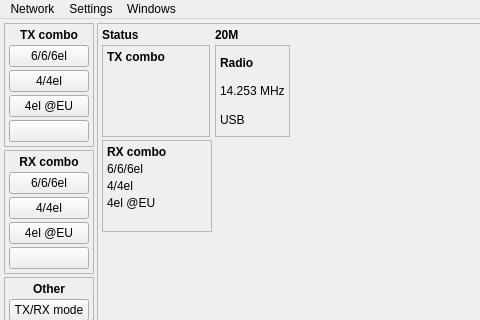
Before: the Qt Designer form c/openASC_Controller/ui/mainwindow.ui in thegeek82000/openasc, drawn with Qt 5; both pictures show x 0 to 480 and y 0 to 320 of the 642 by 576 pixel window.
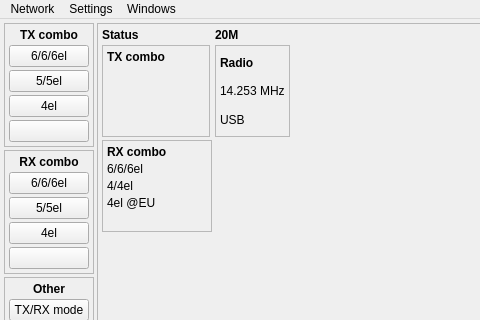
After: the same form once the commit is applied.

What changed in the file:
```diff
--- a/c/openASC_Controller/ui/mainwindow.ui
+++ b/c/openASC_Controller/ui/mainwindow.ui
@@ -67,7 +67,7 @@
            <item>
             <widget class="QPushButton" name="pushButtonTXComb2">
              <property name="text">
-              <string>4/4el</string>
+              <string>5/5el</string>
              </property>
              <property name="checkable">
               <bool>true</bool>
@@ -77,7 +77,7 @@
            <item>
             <widget class="QPushButton" name="pushButtonTXComb3">
              <property name="text">
-              <string>4el @EU</string>
+              <string>4el</string>
              </property>
              <property name="checkable">
               <bool>true</bool>
@@ -139,7 +139,7 @@
            <item>
             <widget class="QPushButton" name="pushButtonRXComb2">
              <property name="text">
-              <string>4/4el</string>
+              <string>5/5el</string>
              </property>
              <property name="checkable">
               <bool>true</bool>
@@ -149,7 +149,7 @@
            <item>
             <widget class="QPushButton" name="pushButtonRXComb3">
              <property name="text">
-              <string>4el @EU</string>
+              <string>4el</string>
              </property>
              <property name="checkable">
               <bool>true</bool>
```
